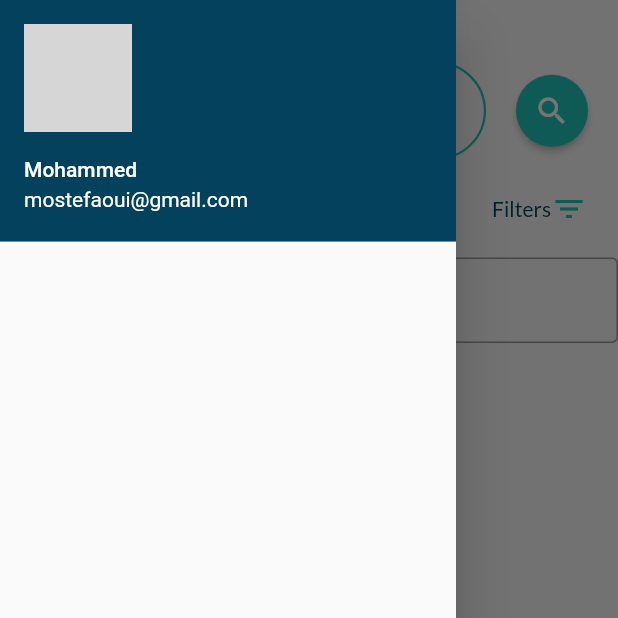
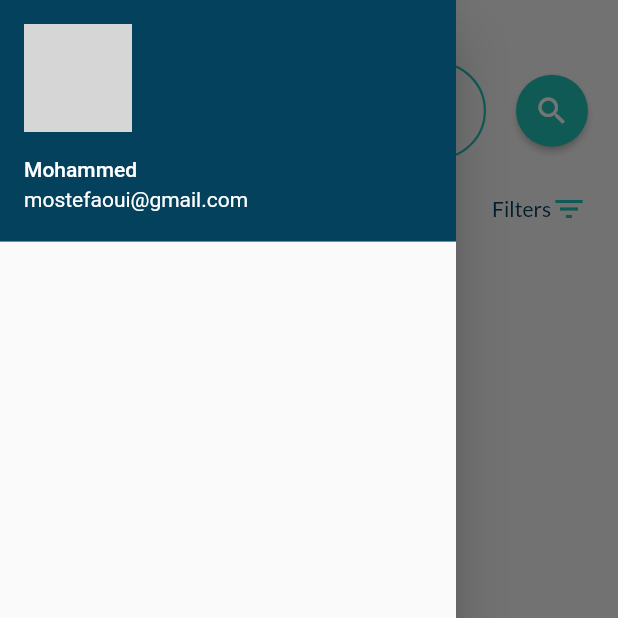
Before and after one commit to dev-aminmo/tahwisa, a Flutter app: the ProfileScreen screen opened directly, item 2 of the bottom bar chosen, with the side drawer open, on a phone screen of 412 x 824 dp, the top half of it. Run offline on Flutter 3.47's test engine with Material 2 defaults, Android fonts, the light colour scheme and no system bars; drawn by our look-alikes of flutter_typeahead; our stand-ins replace bloc, dio, equatable, flutter_bloc, flutter_native_image, flutter_svg and 7 more; missing offline and left inert: flutter_absolute_path, flutter_tagging, multi_image_picker, queen_validators; accounts and stored records are empty; network calls fail; statements that could not run were skipped; grey boxes are pictures that could not be loaded.

Commit message:
hide keyboard on tap in search screen

```diff
--- a/lib/screens/profile/views/search.dart
+++ b/lib/screens/profile/views/search.dart
@@ -1,7 +1,7 @@
 import 'package:flutter/material.dart';
 import 'package:flutter_typeahead/flutter_typeahead.dart';
 import 'package:tahwisa/repositories/place_repository.dart';
-import 'package:tahwisa/screens/profile/widgets/search_input.dart';
+import 'package:tahwisa/screens/profile/widgets/hide_keyboard_ontap.dart';
 import 'package:tahwisa/style/my_colors.dart';
 
 class SearchScreen extends StatefulWidget {
@@ -17,7 +17,8 @@ class _SearchScreenState extends State<SearchScreen> {
   Widget build(BuildContext context) {
     width = MediaQuery.of(context).size.width;
     height = MediaQuery.of(context).size.height;
-    return ListView(
+    return HideKeyboardOnTap(
+        child: ListView(
       // shrinkWrap: true,
       children: [
         SizedBox(height: height * 0.05),
@@ -26,7 +27,70 @@ class _SearchScreenState extends State<SearchScreen> {
           child: Row(
             crossAxisAlignment: CrossAxisAlignment.center,
             children: [
-              Expanded(child: SearchInput(height, width)),
+              Expanded(
+                  child: TypeAheadField(
+                hideOnEmpty: true,
+                hideOnLoading: true,
+                textFieldConfiguration: TextFieldConfiguration(
+                  autofocus: true,
+                  decoration: InputDecoration(
+                      contentPadding: EdgeInsets.only(
+                        left: width * 0.07,
+                        top: height * 0.025,
+                        bottom: height * 0.025,
+                      ),
+                      hintText: "search for a place",
+                      counterText: "",
+                      errorStyle: TextStyle(fontSize: 16),
+                      hintStyle: TextStyle(
+                          fontWeight: FontWeight.w400,
+                          color: Color(0xff8FA0B3),
+                          fontSize: 20),
+                      border: OutlineInputBorder(),
+                      enabledBorder: OutlineInputBorder(
+                          borderRadius: BorderRadius.circular(width * 0.1),
+                          borderSide: BorderSide(
+                              color: MyColors.lightGreen, width: 1.5)),
+                      focusedBorder: OutlineInputBorder(
+                          borderRadius: BorderRadius.circular(width * 0.03),
+                          borderSide: BorderSide(
+                              color: MyColors.lightGreen, width: 2.5))),
+                  cursorColor: MyColors.lightGreen,
+                  style: DefaultTextStyle.of(context).style.copyWith(
+                      color: MyColors.darkBlue,
+                      fontWeight: FontWeight.w400,
+                      fontSize: 20),
+                ),
+                suggestionsCallback: (pattern) async {
+                  await Future.delayed(Duration(milliseconds: 250));
+                  return (pattern.length > 1)
+                      ? await PlaceRepository().search(pattern)
+                      : [];
+                },
+                itemBuilder: (context, suggestion) {
+                  return Row(
+                    children: [
+                      Image.network(
+                          suggestion.pictures[0].replaceFirstMapped(
+                              "image/upload/",
+                              (match) =>
+                                  "image/upload/w_${(width * 0.1).round()},f_auto/"),
+                          height: height * 0.1,
+                          fit: BoxFit.cover,
+                          width: width * 0.1),
+                      SizedBox(width: 20),
+                      Text(suggestion.title),
+                      SizedBox(width: 5),
+                    ],
+                  );
+                },
+                onSuggestionSelected: (suggestion) {
+                  /*Navigator.of(context).push(MaterialPageRoute(
+                builder: (context) => ProductPage(product: suggestion)));
+          */
+                  print("hello");
+                },
+              )),
               RawMaterialButton(
                 onPressed: () {},
                 padding: EdgeInsets.all(12),
@@ -65,33 +129,7 @@ class _SearchScreenState extends State<SearchScreen> {
             ],
           ),
         ),
-        TypeAheadField(
-          textFieldConfiguration: TextFieldConfiguration(
-              autofocus: true,
-              style: DefaultTextStyle.of(context)
-                  .style
-                  .copyWith(fontStyle: FontStyle.italic),
-              decoration: InputDecoration(border: OutlineInputBorder())),
-          suggestionsCallback: (pattern) async {
-            await Future.delayed(Duration(milliseconds: 250));
-            return (pattern.length > 1)
-                ? await PlaceRepository().search(pattern)
-                : [];
-          },
-          itemBuilder: (context, suggestion) {
-            return ListTile(
-              leading: Icon(Icons.shopping_cart),
-              title: Text(suggestion.title),
-              // subtitle: Text('\$${suggestion['price']}'),
-            );
-          },
-          onSuggestionSelected: (suggestion) {
-            /*Navigator.of(context).push(MaterialPageRoute(
-                builder: (context) => ProductPage(product: suggestion)));
-          */
-            print("hello");
-          },
-        )
+
         /*  SingleChildScrollView(
           child: ListView.builder(
             physics: ClampingScrollPhysics(),
@@ -108,6 +146,6 @@ class _SearchScreenState extends State<SearchScreen> {
         )
       */
       ],
-    );
+    ));
   }
 }
--- /dev/null
+++ b/lib/screens/profile/widgets/hide_keyboard_ontap.dart
@@ -0,0 +1,17 @@
+import 'package:flutter/material.dart';
+
+class HideKeyboardOnTap extends StatelessWidget {
+  const HideKeyboardOnTap({this.child});
+  final child;
+  @override
+  Widget build(BuildContext context) {
+    return GestureDetector(
+        onTap: () {
+          FocusScopeNode currentFocus = FocusScope.of(context);
+          if (!currentFocus.hasPrimaryFocus) {
+            currentFocus.unfocus();
+          }
+        },
+        child: child);
+  }
+}
```
